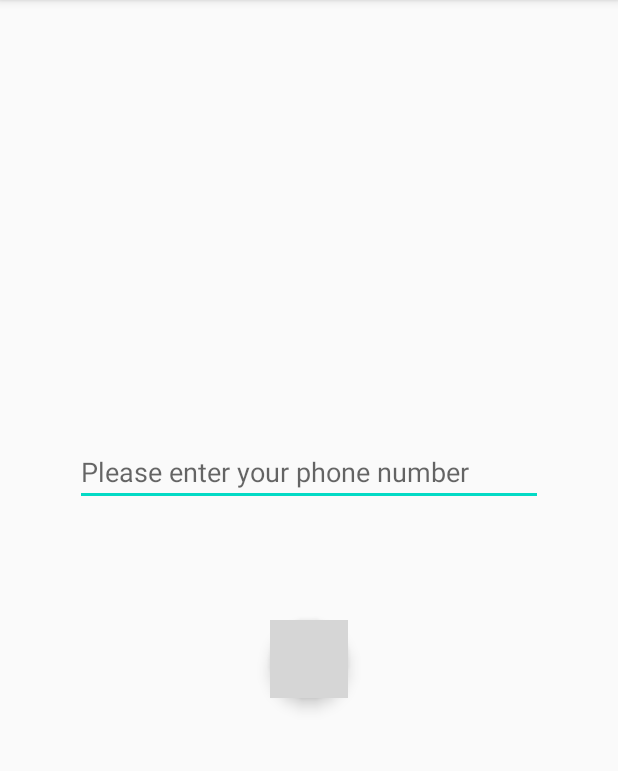
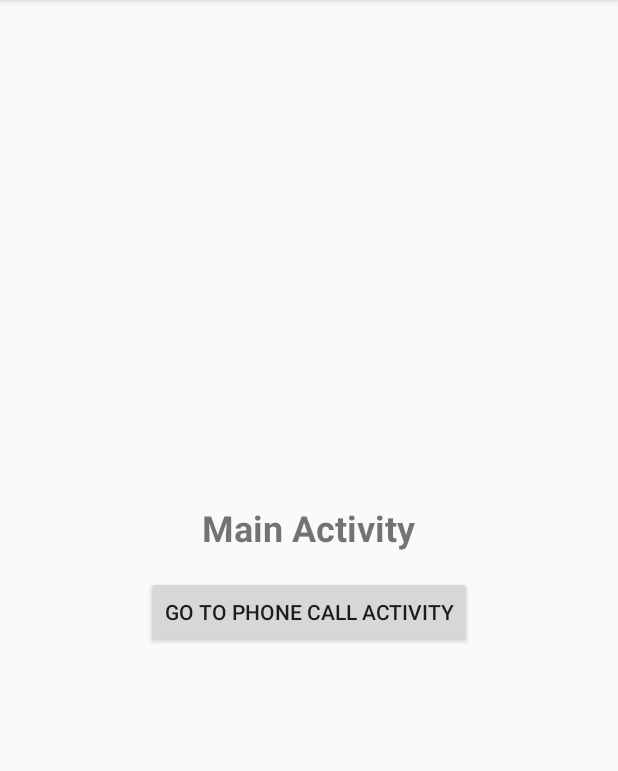
Before and after one commit to Raikonerr/tpAndroid, an Android app: the screen it shows after launch (MainActivity), on a phone screen of 412 x 824 dp, the part 84-855 px from its top. Run offline under Robolectric (Android 15) with nearby library versions, the light colour scheme and no system bars; grey boxes are pictures that could not be loaded.

```diff
--- a/SystemCapabilitiesActivity/app/src/main/java/com/example/systemcapabilitiesactivity/MainActivity.java
+++ b/SystemCapabilitiesActivity/app/src/main/java/com/example/systemcapabilitiesactivity/MainActivity.java
@@ -1,13 +1,27 @@
 package com.example.systemcapabilitiesactivity;
 
+import android.content.Intent;
 import android.support.v7.app.AppCompatActivity;
 import android.os.Bundle;
+import android.view.View;
+import android.widget.Button;
 
 public class MainActivity extends AppCompatActivity {
 
     @Override
     protected void onCreate(Bundle savedInstanceState) {
         super.onCreate(savedInstanceState);
-        setContentView(R.layout.activity_phone_call);
+        setContentView(R.layout.activity_main);
+
+        Button phoneButton = findViewById(R.id.btnPhoneCall);
+
+        phoneButton.setOnClickListener(new View.OnClickListener() {
+            @Override
+            public void onClick(View v) {
+                // Navigate to phoneCallActivity
+                Intent intent = new Intent(MainActivity.this, phoneCallActivity.class);
+                startActivity(intent);
+            }
+        });
     }
 }
--- a/SystemCapabilitiesActivity/app/src/main/java/com/example/systemcapabilitiesactivity/phoneCallActivity.java
+++ b/SystemCapabilitiesActivity/app/src/main/java/com/example/systemcapabilitiesactivity/phoneCallActivity.java
@@ -24,7 +24,7 @@ public class phoneCallActivity extends AppCompatActivity {
         setContentView(R.layout.activity_phone_call);
 
         phoneNO = findViewById(R.id.editTextPhone);
-        callbtn = findViewById(R.id.calbtn);
+        callbtn = findViewById(R.id.callbtn);
 
         // Check for phone call permission
         if (ContextCompat.checkSelfPermission(phoneCallActivity.this,
@@ -49,7 +49,7 @@ public class phoneCallActivity extends AppCompatActivity {
                 if (ContextCompat.checkSelfPermission(phoneCallActivity.this,
                         Manifest.permission.CALL_PHONE) == PackageManager.PERMISSION_GRANTED) {
                     // Make the call
-                    Intent i = new Intent(Intent.ACTION_CALL);
+                    Intent i = new Intent(Intent.ACTION_DIAL);
                     i.setData(Uri.parse("tel:" + phoneNumber));
                     startActivity(i);
                 } else {
@@ -59,6 +59,7 @@ public class phoneCallActivity extends AppCompatActivity {
                     // Request permission again
                     ActivityCompat.requestPermissions(phoneCallActivity.this,
                             new String[]{Manifest.permission.CALL_PHONE}, PERMISSION_CODE);
+
                 }
             }
         });
--- a/SystemCapabilitiesActivity/app/src/main/res/layout/activity_main.xml
+++ b/SystemCapabilitiesActivity/app/src/main/res/layout/activity_main.xml
@@ -1,18 +1,26 @@
 <?xml version="1.0" encoding="utf-8"?>
-<android.support.constraint.ConstraintLayout xmlns:android="http://schemas.android.com/apk/res/android"
-    xmlns:app="http://schemas.android.com/apk/res-auto"
-    xmlns:tools="http://schemas.android.com/tools"
+<LinearLayout
+    xmlns:android="http://schemas.android.com/apk/res/android"
     android:layout_width="match_parent"
     android:layout_height="match_parent"
-    tools:context=".MainActivity">
+    android:orientation="vertical"
+    android:gravity="center"
+    android:padding="16dp">
 
+    <!-- Title Text -->
     <TextView
         android:layout_width="wrap_content"
         android:layout_height="wrap_content"
-        android:text="Hello World!"
-        app:layout_constraintBottom_toBottomOf="parent"
-        app:layout_constraintEnd_toEndOf="parent"
-        app:layout_constraintStart_toStartOf="parent"
-        app:layout_constraintTop_toTopOf="parent" />
+        android:text="Main Activity"
+        android:textSize="24sp"
+        android:textStyle="bold"
+        android:layout_marginBottom="16dp" />
 
-</android.support.constraint.ConstraintLayout>
+    <!-- Button to Navigate to Phone Call Activity -->
+    <Button
+        android:id="@+id/btnPhoneCall"
+        android:layout_width="wrap_content"
+        android:layout_height="wrap_content"
+        android:text="Go to Phone Call Activity" />
+
+</LinearLayout>
--- a/SystemCapabilitiesActivity/app/src/main/res/layout/activity_phone_call.xml
+++ b/SystemCapabilitiesActivity/app/src/main/res/layout/activity_phone_call.xml
@@ -20,7 +20,7 @@
         app:layout_constraintTop_toTopOf="parent" />
 
     <android.support.design.widget.FloatingActionButton
-        android:id="@+id/calbtn"
+        android:id="@+id/callbtn"
         android:layout_width="56dp"
         android:layout_height="52dp"
         android:layout_marginTop="76dp"
@@ -29,6 +29,7 @@
         app:layout_constraintEnd_toEndOf="parent"
         app:layout_constraintStart_toStartOf="parent"
         app:layout_constraintTop_toBottomOf="@+id/editTextPhone"
-        app:srcCompat="@drawable/phone_receiver_silhouette" />
+        app:srcCompat="@drawable/phone_receiver_silhouette"
+        android:onClick="onClick"/>
 
 </android.support.constraint.ConstraintLayout>
```
